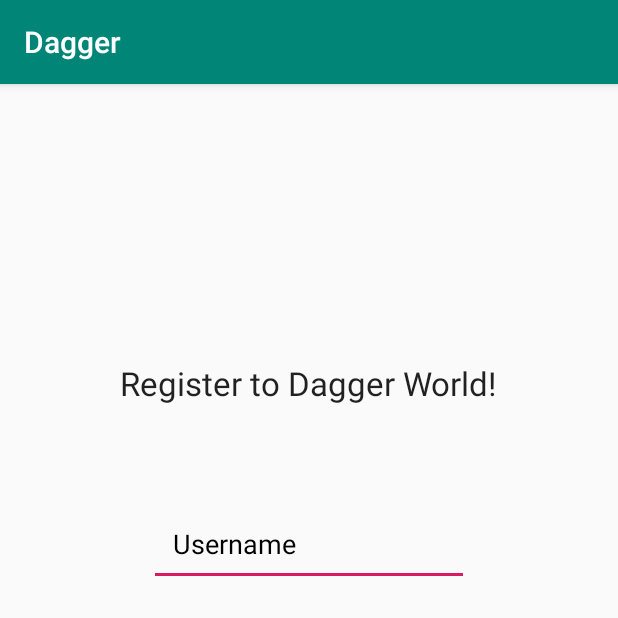
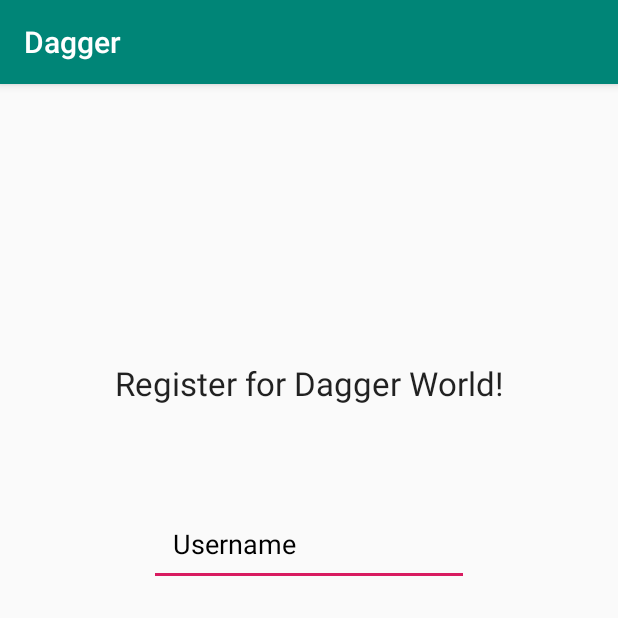
Before and after one commit to android/codelab-android-dagger, an Android app: the screen it shows after launch (RegistrationActivity), on a phone screen of 412 x 824 dp, the top half of it. Run offline under Robolectric (Android 15) with nearby library versions, the phone set to English and light mode, and no system bars; 1 statement that could not run was skipped.

Commit message:
Fix typos

```diff
--- a/app/src/main/res/values/strings.xml
+++ b/app/src/main/res/values/strings.xml
@@ -4,11 +4,11 @@
     <string name="welcome_dagger">Welcome to Dagger World!</string>
     <string name="password">Password</string>
     <string name="login">Login</string>
-    <string name="registration_dagger">Register to Dagger World!</string>
+    <string name="registration_dagger">Register for Dagger World!</string>
     <string name="register">Register</string>
     <string name="next">Next</string>
-    <string name="login_error">Error logging you in. Try again</string>
-    <string name="registration_error">Error happened during registration. Try again</string>
+    <string name="login_error">Error logging you in. Try again.</string>
+    <string name="registration_error">Error occurred during registration. Try again.</string>
     <string name="terms_and_conditions">Terms and Conditions</string>
     <string name="tcs_text">Lorem ipsum dolor sit amet, consectetur adipiscing elit. Aliquam pharetra, nibh eget fringilla fringilla, nibh leo gravida leo, sed imperdiet purus dolor vitae urna. Etiam nec tincidunt lacus. Aenean porttitor, orci feugiat porttitor sollicitudin, ante tellus tempus augue, ac facilisis augue eros at mi. Quisque iaculis arcu vel purus egestas, eu aliquet metus pharetra. Sed fringilla, velit ut ullamcorper volutpat, lorem velit tincidunt lacus, eu viverra leo felis vitae risus.</string>
     <string name="settings">Settings</string>
```
